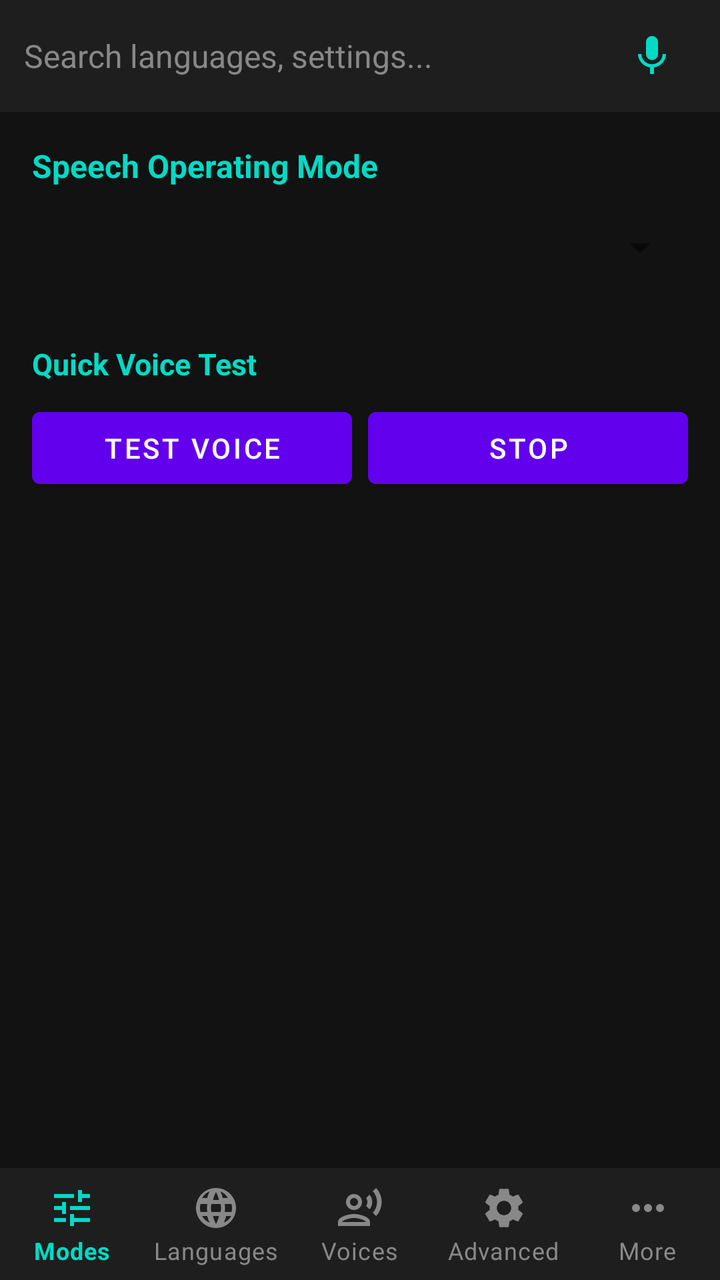
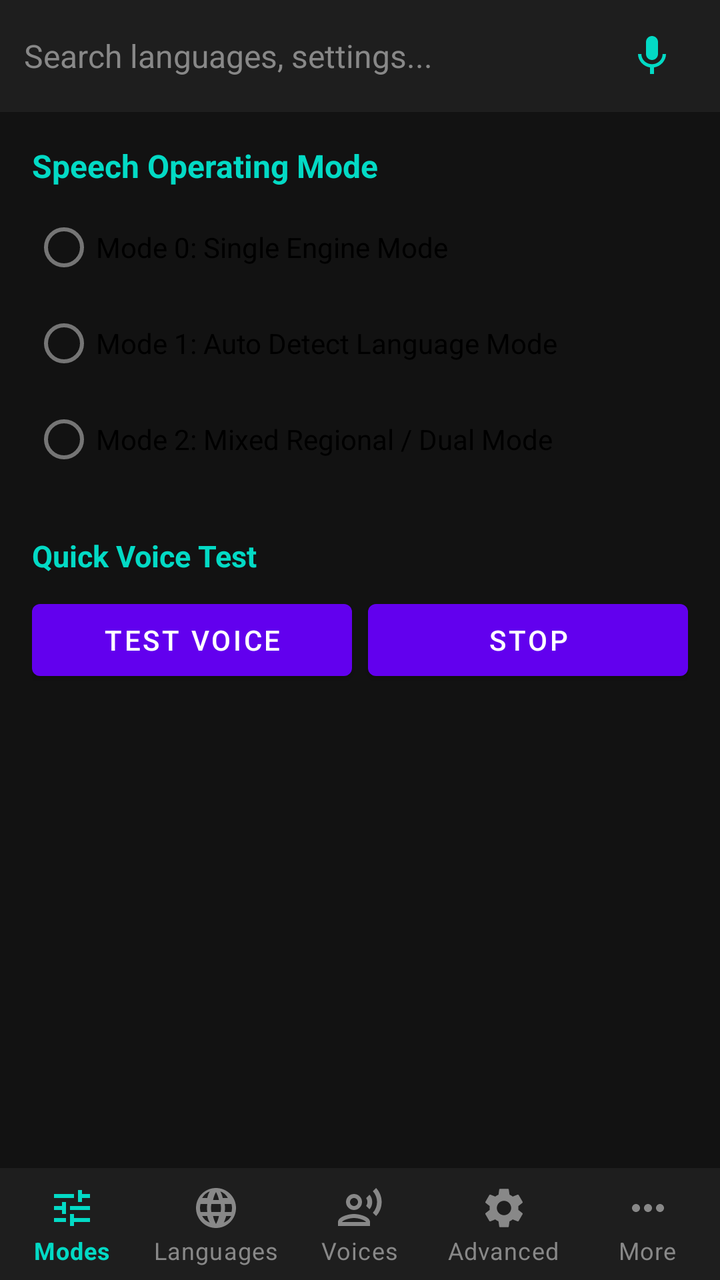

An Android layout rendered at two revisions. The XML below is the earlier revision; the diff shows what the commit changed to produce the second picture.
<!-- AndroidManifest.xml: application theme Theme.SpeechPlusTTS -->
<!-- res/layout/activity_main.xml -->
<?xml version="1.0" encoding="utf-8"?>
<LinearLayout xmlns:android="http://schemas.android.com/apk/res/android"
    xmlns:app="http://schemas.android.com/apk/res-auto"
    android:layout_width="match_parent"
    android:layout_height="match_parent"
    android:orientation="vertical"
    android:background="#121212">

    
    <LinearLayout
        android:id="@+id/layoutSearchBar"
        android:layout_width="match_parent"
        android:layout_height="56dp"
        android:orientation="horizontal"
        android:gravity="center_vertical"
        android:paddingStart="12dp"
        android:paddingEnd="12dp"
        android:background="#1E1E1E">

        <EditText
            android:id="@+id/edtSearch"
            android:layout_width="0dp"
            android:layout_height="wrap_content"
            android:layout_weight="1"
            android:hint="Search languages, settings..."
            android:textColorHint="#888888"
            android:textColor="#FFFFFF"
            android:textSize="16sp"
            android:background="@null"
            android:singleLine="true"
            android:imeOptions="actionSearch" />

        <ImageButton
            android:id="@+id/btnClearSearch"
            android:layout_width="44dp"
            android:layout_height="44dp"
            android:background="?attr/selectableItemBackgroundBorderless"
            android:src="@drawable/ic_clear"
            android:contentDescription="Clear search text"
            android:visibility="gone" />

        <ImageButton
            android:id="@+id/btnVoiceSearch"
            android:layout_width="44dp"
            android:layout_height="44dp"
            android:background="?attr/selectableItemBackgroundBorderless"
            android:src="@drawable/ic_mic"
            android:contentDescription="Voice Search with Google Speech" />
    </LinearLayout>

    <FrameLayout
        android:id="@+id/fragmentContainer"
        android:layout_width="match_parent"
        android:layout_height="0dp"
        android:layout_weight="1">

        
        <ScrollView
            android:id="@+id/tabModes"
            android:layout_width="match_parent"
            android:layout_height="match_parent"
            android:padding="16dp"
            android:visibility="visible">

            <LinearLayout
                android:id="@+id/containerModes"
                android:layout_width="match_parent"
                android:layout_height="wrap_content"
                android:orientation="vertical">

                <TextView
                    android:layout_width="wrap_content"
                    android:layout_height="wrap_content"
                    android:text="Speech Operating Mode"
                    android:textColor="#03DAC5"
                    android:textSize="16sp"
                    android:textStyle="bold"
                    android:layout_marginBottom="6dp" />

                <Spinner
                    android:id="@+id/spinnerModes"
                    android:layout_width="match_parent"
                    android:layout_height="48dp"
                    android:layout_marginBottom="16dp" />

                <TextView
                    android:id="@+id/lblPrimaryEngine" android:visibility="gone"
                    android:layout_width="wrap_content"
                    android:layout_height="wrap_content"
                    android:text="Primary TTS Engine (Latin / English / Default)"
                    android:textColor="#03DAC5"
                    android:textSize="15sp"
                    android:textStyle="bold"
                    android:layout_marginBottom="6dp" />

                <Spinner
                    android:id="@+id/spinnerEngines" android:visibility="gone"
                    android:layout_width="match_parent"
                    android:layout_height="48dp"
                    android:layout_marginBottom="16dp" />

                <LinearLayout
                    android:id="@+id/layoutSecondary" android:visibility="gone"
                    android:layout_width="match_parent"
                    android:layout_height="wrap_content"
                    android:orientation="vertical">

                    <TextView
                        android:layout_width="wrap_content"
                        android:layout_height="wrap_content"
                        android:text="Secondary TTS Engine (Regional / Devanagari)"
                        android:textColor="#03DAC5"
                        android:textSize="15sp"
                        android:textStyle="bold"
                        android:layout_marginBottom="6dp" />

                    <Spinner
                        android:id="@+id/spinnerSecondaryEngines"
                        android:layout_width="match_parent"
                        android:layout_height="48dp"
                        android:layout_marginBottom="16dp" />
                </LinearLayout>

                <TextView
                    android:layout_width="wrap_content"
                    android:layout_height="wrap_content"
                    android:text="Quick Voice Test"
                    android:textColor="#03DAC5"
                    android:textSize="15sp"
                    android:textStyle="bold"
                    android:layout_marginTop="8dp"
                    android:layout_marginBottom="8dp" />

                <LinearLayout
                    android:layout_width="match_parent"
                    android:layout_height="wrap_content"
                    android:orientation="horizontal">

                    <Button
                        android:id="@+id/btnTestVoice"
                        android:layout_width="0dp"
                        android:layout_height="wrap_content"
                        android:layout_weight="1"
                        android:layout_marginEnd="8dp"
                        android:text="Test Voice" />

                    <Button
                        android:id="@+id/btnStopSpeaking"
                        android:layout_width="0dp"
                        android:layout_height="wrap_content"
                        android:layout_weight="1"
                        android:text="Stop" />
                </LinearLayout>

            </LinearLayout>
        </ScrollView>

        
        <ScrollView
            android:id="@+id/tabLanguages"
            android:layout_width="match_parent"
            android:layout_height="match_parent"
            android:padding="16dp"
            android:visibility="gone">

            <LinearLayout
                android:layout_width="match_parent"
                android:layout_height="wrap_content"
                android:orientation="vertical">

                <TextView
                    android:layout_width="wrap_content"
                    android:layout_height="wrap_content"
                    android:text="Supported Global Languages (A-Z)"
                    android:textColor="#03DAC5"
                    android:textSize="16sp"
                    android:textStyle="bold" />

                <TextView
                    android:layout_width="wrap_content"
                    android:layout_height="wrap_content"
                    android:text="Enable or disable specific languages for automatic routing."
                    android:textColor="#AAAAAA"
                    android:textSize="13sp"
                    android:layout_marginBottom="12dp" />

                <LinearLayout
                    android:layout_width="match_parent"
                    android:layout_height="wrap_content"
                    android:orientation="horizontal"
                    android:layout_marginBottom="12dp">

                    <Button
                        android:id="@+id/btnSelectAllLangs"
                        android:layout_width="0dp"
                        android:layout_height="wrap_content"
                        android:layout_weight="1"
                        android:layout_marginEnd="8dp"
                        android:text="Select All" />

                    <Button
                        android:id="@+id/btnClearAllLangs"
                        android:layout_width="0dp"
                        android:layout_height="wrap_content"
                        android:text="Clear All" />
                </LinearLayout>

                <LinearLayout
                    android:id="@+id/layoutLanguagesList"
                    android:layout_width="match_parent"
                    android:layout_height="wrap_content"
                    android:orientation="vertical" />

            </LinearLayout>
        </ScrollView>
        
        <ScrollView
            android:id="@+id/tabVoices"
            android:layout_width="match_parent"
            android:layout_height="match_parent"
            android:padding="16dp"
            android:visibility="gone">

            <LinearLayout
                android:id="@+id/containerVoices"
                android:layout_width="match_parent"
                android:layout_height="wrap_content"
                android:orientation="vertical">

                <TextView
                    android:layout_width="wrap_content"
                    android:layout_height="wrap_content"
                    android:text="1. Select Language (A-Z)"
                    android:textColor="#03DAC5"
                    android:textSize="15sp"
                    android:textStyle="bold"
                    android:layout_marginBottom="4dp" />

                <Spinner
                    android:id="@+id/spinnerVoiceLanguage"
                    android:layout_width="match_parent"
                    android:layout_height="48dp"
                    android:layout_marginBottom="14dp" />

                <TextView
                    android:layout_width="wrap_content"
                    android:layout_height="wrap_content"
                    android:text="2. Select TTS Engine"
                    android:textColor="#03DAC5"
                    android:textSize="15sp"
                    android:textStyle="bold"
                    android:layout_marginBottom="4dp" />

                <Spinner
                    android:id="@+id/spinnerVoiceEngine"
                    android:layout_width="match_parent"
                    android:layout_height="48dp"
                    android:layout_marginBottom="14dp" />

                <TextView
                    android:layout_width="wrap_content"
                    android:layout_height="wrap_content"
                    android:text="3. Select Voice Variant"
                    android:textColor="#03DAC5"
                    android:textSize="15sp"
                    android:textStyle="bold"
                    android:layout_marginBottom="4dp" />

                <Spinner
                    android:id="@+id/spinnerVoiceVariant"
                    android:layout_width="match_parent"
                    android:layout_height="48dp"
                    android:layout_marginBottom="16dp" />

                
                <TextView
                    android:id="@+id/lblVoicesRate"
                    android:layout_width="wrap_content"
                    android:layout_height="wrap_content"
                    android:text="Speech Rate: 1.0x"
                    android:textColor="#FFFFFF"
                    android:textSize="14sp" />

                <LinearLayout
                    android:layout_width="match_parent"
                    android:layout_height="wrap_content"
                    android:orientation="horizontal"
                    android:gravity="center_vertical"
                    android:layout_marginBottom="12dp">

                    <Button
                        android:id="@+id/btnRateMinus"
                        android:layout_width="48dp"
                        android:layout_height="44dp"
                        android:text="-"
                        android:textSize="18sp"
                        android:contentDescription="Decrease speech rate by 5 percent" />

                    <SeekBar
                        android:id="@+id/seekVoiceRate"
                        android:layout_width="0dp"
                        android:layout_height="wrap_content"
                        android:layout_weight="1"
                        android:max="100"
                        android:progress="50" />

                    <Button
                        android:id="@+id/btnRatePlus"
                        android:layout_width="48dp"
                        android:layout_height="44dp"
                        android:text="+"
                        android:textSize="18sp"
                        android:contentDescription="Increase speech rate by 5 percent" />
                </LinearLayout>

                
                <TextView
                    android:id="@+id/lblVoicesPitch"
                    android:layout_width="wrap_content"
                    android:layout_height="wrap_content"
                    android:text="Speech Pitch: 1.0x"
                    android:textColor="#FFFFFF"
                    android:textSize="14sp" />

                <LinearLayout
                    android:layout_width="match_parent"
                    android:layout_height="wrap_content"
                    android:orientation="horizontal"
                    android:gravity="center_vertical"
                    android:layout_marginBottom="12dp">

                    <Button
                        android:id="@+id/btnPitchMinus"
                        android:layout_width="48dp"
                        android:layout_height="44dp"
                        android:text="-"
                        android:textSize="18sp"
                        android:contentDescription="Decrease speech pitch by 5 percent" />

                    <SeekBar
                        android:id="@+id/seekVoicePitch"
                        android:layout_width="0dp"
                        android:layout_height="wrap_content"
                        android:layout_weight="1"
                        android:max="100"
                        android:progress="50" />

                    <Button
                        android:id="@+id/btnPitchPlus"
                        android:layout_width="48dp"
                        android:layout_height="44dp"
                        android:text="+"
                        android:textSize="18sp"
                        android:contentDescription="Increase speech pitch by 5 percent" />
                </LinearLayout>

                
                <TextView
                    android:id="@+id/lblVoicesVolume"
                    android:layout_width="wrap_content"
                    android:layout_height="wrap_content"
                    android:text="Voice Volume: 100%"
                    android:textColor="#FFFFFF"
                    android:textSize="14sp" />

                <SeekBar
                    android:id="@+id/seekVoiceVolume"
                    android:layout_width="match_parent"
                    android:layout_height="wrap_content"
                    android:max="100"
                    android:progress="100"
                    android:layout_marginBottom="16dp" />

                
                <LinearLayout
                    android:layout_width="match_parent"
                    android:layout_height="wrap_content"
                    android:orientation="horizontal"
                    android:layout_marginBottom="8dp">

                    <Button
                        android:id="@+id/btnTestVoiceSingle"
                        android:layout_width="0dp"
                        android:layout_height="wrap_content"
                        android:layout_weight="1"
                        android:layout_marginEnd="6dp"
                        android:text="Test Voice" />

                    <Button
                        android:id="@+id/btnDefaultVoice"
                        android:layout_width="0dp"
                        android:layout_height="wrap_content"
                        android:layout_weight="1"
                        android:text="Default" />
                </LinearLayout>

                <Button
                    android:id="@+id/btnSaveVoiceSettings"
                    android:layout_width="match_parent"
                    android:layout_height="52dp"
                    android:backgroundTint="#00E676"
                    android:textColor="#000000"
                    android:textStyle="bold"
                    android:text="Save Settings for this Language"
                    android:layout_marginBottom="20dp" />

                
                <TextView
                    android:layout_width="wrap_content"
                    android:layout_height="wrap_content"
                    android:text="Configured Language Mappings"
                    android:textColor="#03DAC5"
                    android:textSize="16sp"
                    android:textStyle="bold"
                    android:layout_marginBottom="8dp" />

                <LinearLayout
                    android:id="@+id/layoutConfiguredLanguages"
                    android:layout_width="match_parent"
                    android:layout_height="wrap_content"
                    android:orientation="vertical" />

            </LinearLayout>
        </ScrollView>
        
        <ScrollView
            android:id="@+id/tabAdvanced"
            android:layout_width="match_parent"
            android:layout_height="match_parent"
            android:padding="16dp"
            android:visibility="gone">

            <LinearLayout
                android:id="@+id/containerAdvanced"
                android:layout_width="match_parent"
                android:layout_height="wrap_content"
                android:orientation="vertical">

                <TextView
                    android:layout_width="wrap_content"
                    android:layout_height="wrap_content"
                    android:text="Audio Stream Routing"
                    android:textColor="#03DAC5"
                    android:textSize="15sp"
                    android:textStyle="bold"
                    android:layout_marginBottom="4dp" />

                <Spinner
                    android:id="@+id/spinnerAudioRouting"
                    android:layout_width="match_parent"
                    android:layout_height="48dp"
                    android:layout_marginBottom="16dp" />

                <CheckBox
                    android:id="@+id/chkAmplifyVolume"
                    android:layout_width="match_parent"
                    android:layout_height="wrap_content"
                    android:text="Volume Amplification (Boost Audio)"
                    android:textColor="#FFFFFF"
                    android:layout_marginBottom="8dp" />

                <CheckBox
                    android:id="@+id/chkKeepAlive"
                    android:layout_width="match_parent"
                    android:layout_height="wrap_content"
                    android:text="Keep TTS Engine Always Alive (Prevent Cold Start Lag)"
                    android:textColor="#FFFFFF"
                    android:layout_marginBottom="8dp" />

                <CheckBox
                    android:id="@+id/chkForceRate"
                    android:layout_width="match_parent"
                    android:layout_height="wrap_content"
                    android:text="Force App Rate (Override Screen Reader Speed)"
                    android:textColor="#FFFFFF"
                    android:layout_marginBottom="8dp" />

                <CheckBox
                    android:id="@+id/chkForcePitch"
                    android:layout_width="match_parent"
                    android:layout_height="wrap_content"
                    android:text="Force App Pitch (Override Screen Reader Pitch)"
                    android:textColor="#FFFFFF"
                    android:layout_marginBottom="8dp" />

                <CheckBox
                    android:id="@+id/chkStripAttributes"
                    android:layout_width="match_parent"
                    android:layout_height="wrap_content"
                    android:text="Remove Audio Attributes (Fix Cutoff on Samsung/Realme)"
                    android:textColor="#FFFFFF"
                    android:layout_marginBottom="8dp" />

                <CheckBox
                    android:id="@+id/chkQuickChar"
                    android:layout_width="match_parent"
                    android:layout_height="wrap_content"
                    android:text="Quick Character Read (0ms Typing Feedback)"
                    android:textColor="#FFFFFF"
                    android:layout_marginBottom="16dp" />

                <Button
                    android:id="@+id/btnIgnoreBattery"
                    android:layout_width="match_parent"
                    android:layout_height="wrap_content"
                    android:text="Request Battery Unrestricted (Zero Background Kill)"
                    android:layout_marginBottom="16dp" />

            </LinearLayout>
        </ScrollView>

        
        <ScrollView
            android:id="@+id/tabMore"
            android:layout_width="match_parent"
            android:layout_height="match_parent"
            android:padding="16dp"
            android:visibility="gone">

            <LinearLayout
                android:id="@+id/containerMore"
                android:layout_width="match_parent"
                android:layout_height="wrap_content"
                android:orientation="vertical">

                <TextView
                    android:layout_width="wrap_content"
                    android:layout_height="wrap_content"
                    android:text="System &amp; Quick Actions"
                    android:textColor="#03DAC5"
                    android:textSize="16sp"
                    android:textStyle="bold"
                    android:layout_marginBottom="10dp" />

                <Button
                    android:id="@+id/btnOpenSystemTts"
                    android:layout_width="match_parent"
                    android:layout_height="wrap_content"
                    android:text="Open Android Text-to-Speech Settings"
                    android:layout_marginBottom="8dp" />

                <Button
                    android:id="@+id/btnCheckUpdateMore" android:visibility="gone"
                    android:layout_width="match_parent"
                    android:layout_height="wrap_content"
                    android:text="Check for In-App Updates"
                    android:layout_marginBottom="8dp" />

                <Button
                    android:id="@+id/btnOpenAboutPage"
                    android:layout_width="match_parent"
                    android:layout_height="wrap_content"
                    android:text="Open Community &amp; Help Desk (All 10 Links)"
                    android:layout_marginBottom="20dp" />

                <TextView
                    android:layout_width="wrap_content"
                    android:layout_height="wrap_content"
                    android:text="About Interested Technology for Blind"
                    android:textColor="#03DAC5"
                    android:textSize="16sp"
                    android:textStyle="bold"
                    android:layout_marginBottom="6dp" />

                <TextView
                    android:id="@+id/tvAboutExcerpt"
                    android:layout_width="match_parent"
                    android:layout_height="wrap_content"
                    android:text="Speech Plus TTS is built with a Zero-Lag mission for visually impaired users. Join our community for voice-first Android innovations, accessible gaming, and peer guidance.\n\nBlindness meets brilliance!"
                    android:textColor="#CCCCCC"
                    android:textSize="14sp"
                    android:lineSpacingExtra="4dp" />

            </LinearLayout>
        </ScrollView>

    </FrameLayout>

    
    <com.google.android.material.bottomnavigation.BottomNavigationView
        android:id="@+id/bottomNavigation"
        android:layout_width="match_parent"
        android:layout_height="wrap_content"
        android:background="#1E1E1E"
        app:itemIconTint="@color/bottom_nav_color_selector"
        app:itemTextColor="@color/bottom_nav_color_selector"
        app:labelVisibilityMode="labeled"
        app:menu="@menu/bottom_nav_menu" />

</LinearLayout>
<!-- resources referenced by this layout -->
<resources>
  <!-- drawable ic_clear (drawable) -->
  <vector xmlns:android="http://schemas.android.com/apk/res/android"
      android:width="24dp"
      android:height="24dp"
      android:viewportWidth="24"
      android:viewportHeight="24">
      <path
          android:fillColor="#AAAAAA"
          android:pathData="M19,6.41L17.59,5 12,10.59 6.41,5 5,6.41 10.59,12 5,17.59 6.41,19 12,13.41 17.59,19 19,17.59 13.41,12z"/>
  </vector>
  <!-- drawable ic_mic (drawable) -->
  <vector xmlns:android="http://schemas.android.com/apk/res/android"
      android:width="24dp"
      android:height="24dp"
      android:viewportWidth="24"
      android:viewportHeight="24">
      <path
          android:fillColor="#03DAC5"
          android:pathData="M12,14c1.66,0 3,-1.34 3,-3V5c0,-1.66 -1.34,-3 -3,-3S9,3.34 9,5v6c0,1.66 1.34,3 3,3zM17.3,11c0,3 -2.54,5.1 -5.3,5.1S6.7,14 6.7,11H5c0,3.41 2.72,6.23 6,6.72V21h2v-3.28c3.28,-0.48 6,-3.3 6,-6.72h-1.7z"/>
  </vector>
  <style name="Theme.SpeechPlusTTS" parent="Theme.MaterialComponents.DayNight.DarkActionBar">
          <item name="colorPrimary">@color/purple_500</item>
          <item name="colorPrimaryVariant">@color/purple_700</item>
          <item name="colorSecondary">@color/teal_200</item>
      </style>
  <color name="purple_500">#6200EE</color>
  <color name="purple_700">#3700B3</color>
  <color name="teal_200">#03DAC5</color>
</resources>

<!-- the commit's change to res/layout/activity_main.xml (unified diff, before → after) -->
@@ -79,9 +79,32 @@
 
                 <Spinner
                     android:id="@+id/spinnerModes"
+                    android:visibility="gone"
                     android:layout_width="match_parent"
                     android:layout_height="48dp"
                     android:layout_marginBottom="16dp" />
+
+                <RadioGroup
+                    android:id="@+id/radioGroupModes"
+                    android:layout_width="match_parent"
+                    android:layout_height="wrap_content"
+                    android:layout_marginBottom="16dp">
+                    <RadioButton
+                        android:id="@+id/radioMode0"
+                        android:layout_width="wrap_content"
+                        android:layout_height="wrap_content"
+                        android:text="Mode 0: Single Engine Mode" />
+                    <RadioButton
+                        android:id="@+id/radioMode1"
+                        android:layout_width="wrap_content"
+                        android:layout_height="wrap_content"
+                        android:text="Mode 1: Auto Detect Language Mode" />
+                    <RadioButton
+                        android:id="@+id/radioMode2"
+                        android:layout_width="wrap_content"
+                        android:layout_height="wrap_content"
+                        android:text="Mode 2: Mixed Regional / Dual Mode" />
+                </RadioGroup>
 
                 <TextView
                     android:id="@+id/lblPrimaryEngine" android:visibility="gone"
